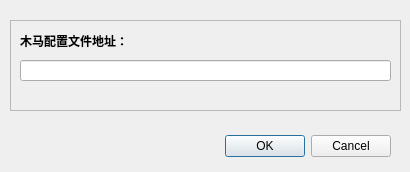
The window that controller/ui/dlg_svrSettings.ui (how2how/PlayGround) describes before a commit, drawn with Qt 5.
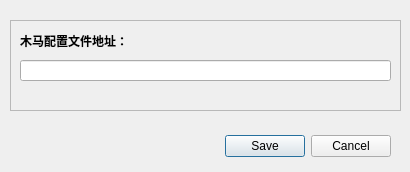
The same window after the commit.

```diff
--- a/controller/ui/dlg_svrSettings.ui
+++ b/controller/ui/dlg_svrSettings.ui
@@ -29,7 +29,7 @@
     <enum>Qt::Horizontal</enum>
    </property>
    <property name="standardButtons">
-    <set>QDialogButtonBox::Cancel|QDialogButtonBox::Ok</set>
+    <set>QDialogButtonBox::Cancel|QDialogButtonBox::Save</set>
    </property>
   </widget>
   <widget class="QLabel" name="label">
```
Left out of the diff: 2 changed lines with no effect on the pictures.
